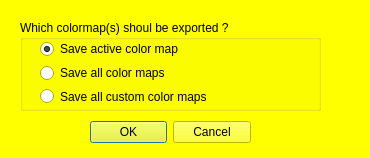
The window that MorphoDig/Qt/mqSaveMAPDialog.ui (morphomuseum/MorphoDig) describes before a commit, drawn with Qt 5.
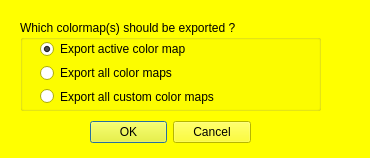
The same window after the commit.

Commit message: Import and export color maps

Patch:
```diff
--- a/MorphoDig/Qt/mqSaveMAPDialog.ui
+++ b/MorphoDig/Qt/mqSaveMAPDialog.ui
@@ -460,14 +460,14 @@
     </rect>
    </property>
    <property name="title">
-    <string>Which colormap(s) shoul be exported ?</string>
+    <string>Which colormap(s) should be exported ?</string>
    </property>
    <widget class="QWidget" name="verticalLayoutWidget_8">
     <property name="geometry">
      <rect>
       <x>20</x>
       <y>20</y>
-      <width>290</width>
+      <width>261</width>
       <height>65</height>
      </rect>
     </property>
@@ -475,7 +475,7 @@
      <item>
       <widget class="QRadioButton" name="SaveOnlySelected">
        <property name="text">
-        <string>Save active color map</string>
+        <string>Export active color map</string>
        </property>
        <property name="checked">
         <bool>true</bool>
@@ -485,14 +485,14 @@
      <item>
       <widget class="QRadioButton" name="SaveAll">
        <property name="text">
-        <string>Save all color maps</string>
+        <string>Export all color maps</string>
        </property>
       </widget>
      </item>
      <item>
       <widget class="QRadioButton" name="SaveAllCustom">
        <property name="text">
-        <string>Save all custom color maps</string>
+        <string>Export all custom color maps</string>
        </property>
       </widget>
      </item>
```
Left out of the diff: 4 changed lines with no effect on the pictures. The commit also changes 10 other files.
